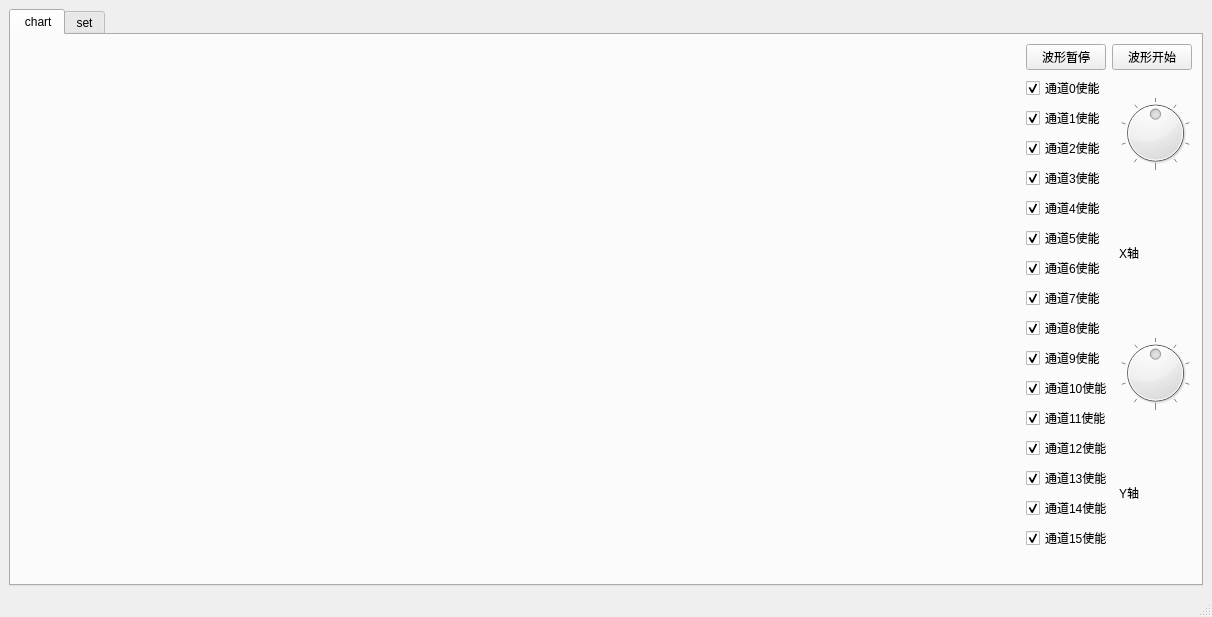
Before: the Qt Designer form wave/mainwindow.ui in fengbaochun/softwareToolBox, drawn with Qt 5.
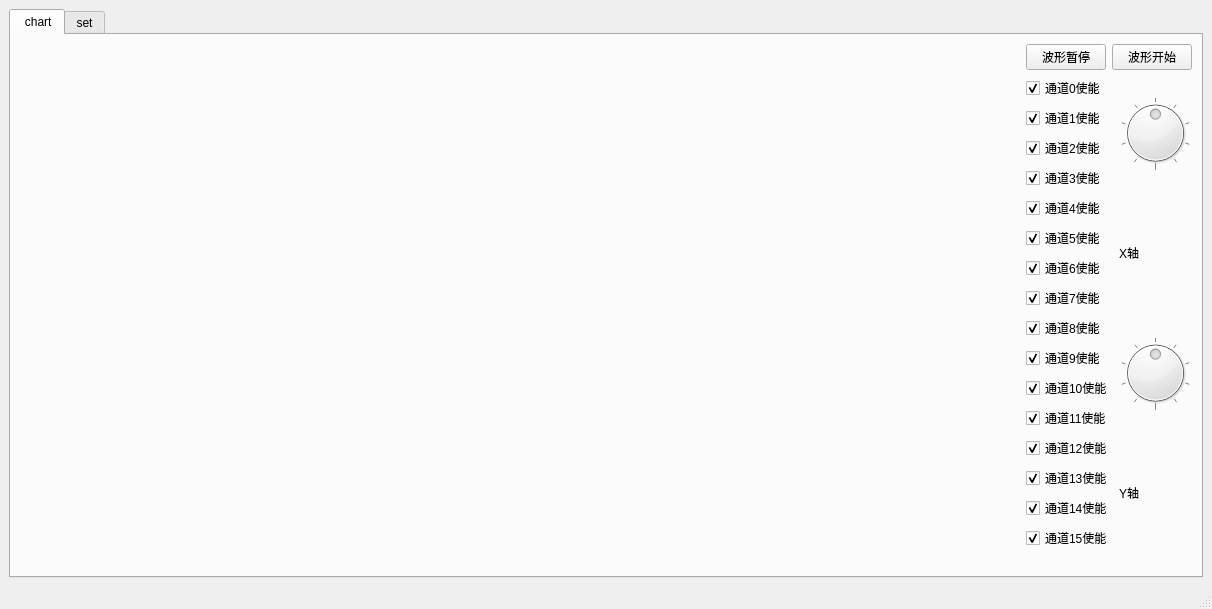
After: the same form once the commit is applied.

```diff
--- a/wave/mainwindow.ui
+++ b/wave/mainwindow.ui
@@ -7,7 +7,7 @@
     <x>0</x>
     <y>0</y>
     <width>1212</width>
-    <height>617</height>
+    <height>609</height>
    </rect>
   </property>
   <property name="windowTitle">
```
